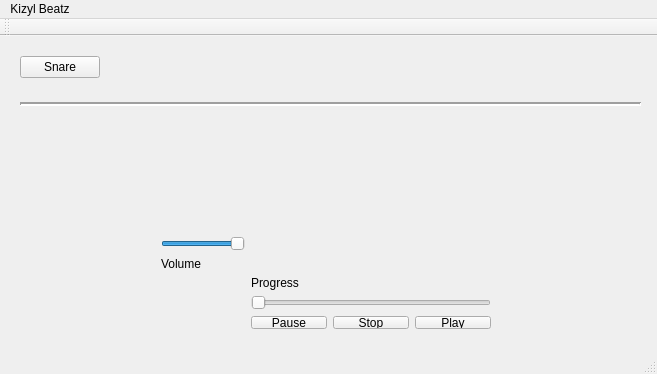
Old version of the form TermProject/mainwindow.ui in the repository army365/cmpt365.
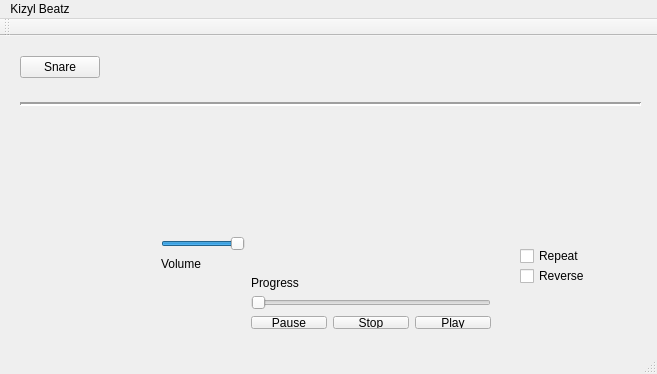
New version of the form.

```diff
--- a/TermProject/mainwindow.ui
+++ b/TermProject/mainwindow.ui
@@ -123,6 +123,32 @@
      <enum>Qt::Horizontal</enum>
     </property>
    </widget>
+   <widget class="QCheckBox" name="reverse">
+    <property name="geometry">
+     <rect>
+      <x>520</x>
+      <y>230</y>
+      <width>72</width>
+      <height>20</height>
+     </rect>
+    </property>
+    <property name="text">
+     <string>Reverse</string>
+    </property>
+   </widget>
+   <widget class="QCheckBox" name="checkBox">
+    <property name="geometry">
+     <rect>
+      <x>520</x>
+      <y>210</y>
+      <width>72</width>
+      <height>20</height>
+     </rect>
+    </property>
+    <property name="text">
+     <string>Repeat</string>
+    </property>
+   </widget>
   </widget>
   <widget class="QMenuBar" name="menuBar">
    <property name="geometry">
```
